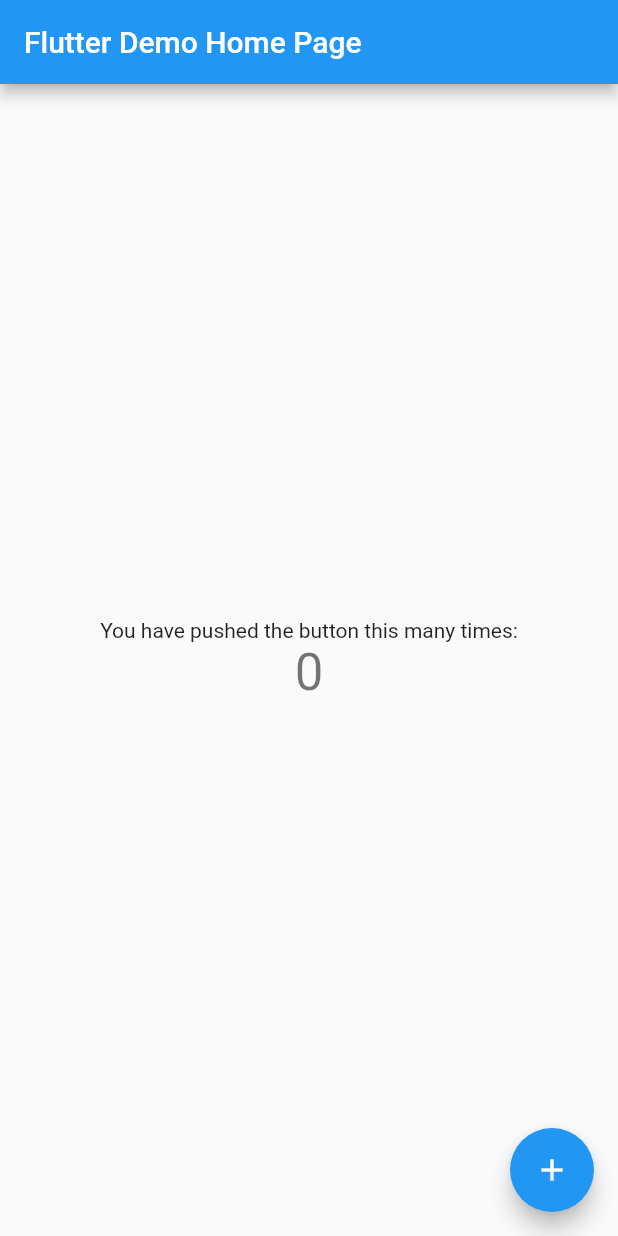
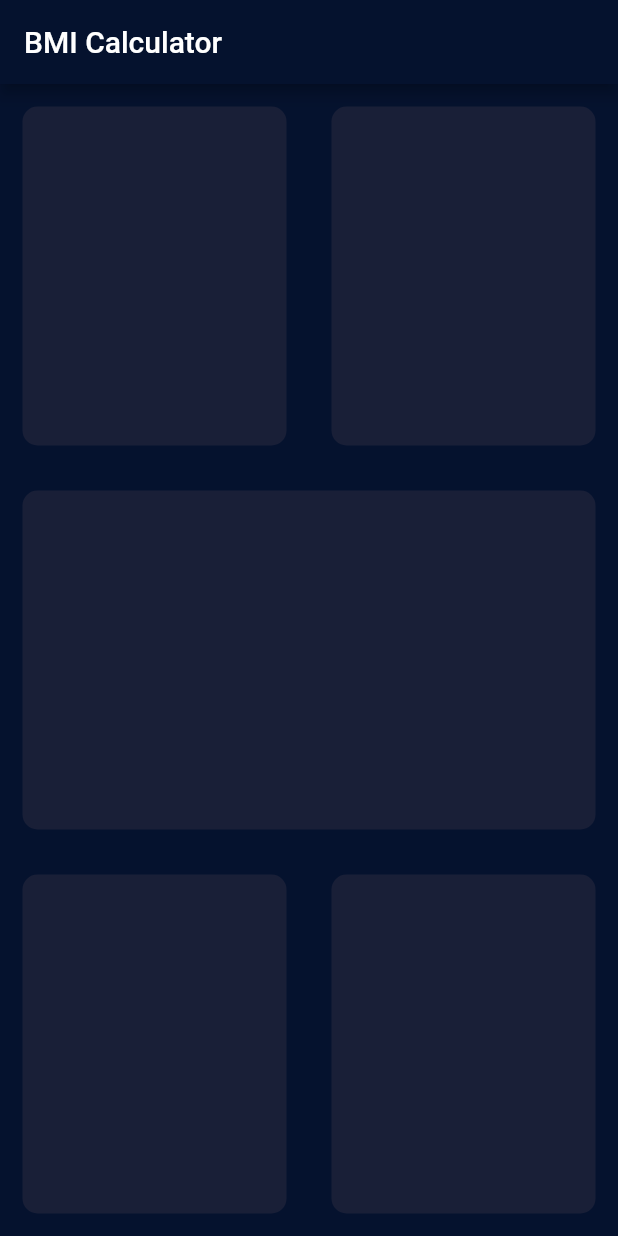
Before and after one commit to sudhanshrestha/bodymassindex_calculator, a Flutter app: the screen it shows after launch, on a phone screen of 412 x 824 dp. Run offline on Flutter 3.47's test engine with Material 2 defaults, Android fonts, the phone set to English and light mode, and no system bars.

Commit message:
layouts created

```diff
--- /dev/null
+++ b/lib/input_page.dart
@@ -0,0 +1,77 @@
+import 'package:flutter/material.dart';
+
+//First page of the app
+class InputPage extends StatefulWidget {
+  @override
+  _InputPageState createState() => _InputPageState();
+}
+
+class _InputPageState extends State<InputPage> {
+  @override
+  Widget build(BuildContext context) {
+    return Scaffold(
+        appBar: AppBar(
+          title: Text('BMI Calculator'),
+        ),
+        body: Column(
+          children: [
+            Expanded(
+              child: Row(
+                children: [
+                  Expanded(
+                    child: ReusableCard(
+                      colour: Color(0xff191f37),
+                    ),
+                  ),
+                  Expanded(
+                    child: ReusableCard(
+                      colour: Color(0xff191f37),
+                    ),
+                  ),
+                ],
+              ),
+            ),
+            Expanded(
+              child: ReusableCard(
+                colour: Color(0xff191f37),
+              ),
+            ),
+            Expanded(
+              child: Row(
+                children: [
+                  Expanded(
+                    child: ReusableCard(
+                      colour: Color(0xff191f37),
+                    ),
+                  ),
+                  Expanded(
+                    child: ReusableCard(
+                      colour: Color(0xff191f37),
+                    ),
+                  ),
+                ],
+              ),
+            ),
+          ],
+        ));
+  }
+}
+
+//Class for reusable card
+class ReusableCard extends StatelessWidget {
+  //Constructor created in order to change colour of the card.
+  ReusableCard({@required this.colour});
+
+  final Color colour;
+
+  @override
+  Widget build(BuildContext context) {
+    return Container(
+      margin: EdgeInsets.all(15.0),
+      decoration: BoxDecoration(
+        color: colour,
+        borderRadius: BorderRadius.circular(10.0),
+      ),
+    );
+  }
+}
--- a/lib/main.dart
+++ b/lib/main.dart
@@ -1,117 +1,17 @@
 import 'package:flutter/material.dart';
+import 'input_page.dart';
 
-void main() {
-  runApp(MyApp());
-}
+void main() => runApp(BMICalculator());
 
-class MyApp extends StatelessWidget {
-  // This widget is the root of your application.
+class BMICalculator extends StatelessWidget {
   @override
   Widget build(BuildContext context) {
     return MaterialApp(
-      title: 'Flutter Demo',
-      theme: ThemeData(
-        // This is the theme of your application.
-        //
-        // Try running your application with "flutter run". You'll see the
-        // application has a blue toolbar. Then, without quitting the app, try
-        // changing the primarySwatch below to Colors.green and then invoke
-        // "hot reload" (press "r" in the console where you ran "flutter run",
-        // or simply save your changes to "hot reload" in a Flutter IDE).
-        // Notice that the counter didn't reset back to zero; the application
-        // is not restarted.
-        primarySwatch: Colors.blue,
-        // This makes the visual density adapt to the platform that you run
-        // the app on. For desktop platforms, the controls will be smaller and
-        // closer together (more dense) than on mobile platforms.
-        visualDensity: VisualDensity.adaptivePlatformDensity,
+      theme: ThemeData.dark().copyWith(
+        primaryColor: Color(0xff05122e),
+        scaffoldBackgroundColor: Color(0xff05122e),
       ),
-      home: MyHomePage(title: 'Flutter Demo Home Page'),
+      home: InputPage(),
     );
   }
 }
-
-class MyHomePage extends StatefulWidget {
-  MyHomePage({Key key, this.title}) : super(key: key);
-
-  // This widget is the home page of your application. It is stateful, meaning
-  // that it has a State object (defined below) that contains fields that affect
-  // how it looks.
-
-  // This class is the configuration for the state. It holds the values (in this
-  // case the title) provided by the parent (in this case the App widget) and
-  // used by the build method of the State. Fields in a Widget subclass are
-  // always marked "final".
-
-  final String title;
-
-  @override
-  _MyHomePageState createState() => _MyHomePageState();
-}
-
-class _MyHomePageState extends State<MyHomePage> {
-  int _counter = 0;
-
-  void _incrementCounter() {
-    setState(() {
-      // This call to setState tells the Flutter framework that something has
-      // changed in this State, which causes it to rerun the build method below
-      // so that the display can reflect the updated values. If we changed
-      // _counter without calling setState(), then the build method would not be
-      // called again, and so nothing would appear to happen.
-      _counter++;
-    });
-  }
-
-  @override
-  Widget build(BuildContext context) {
-    // This method is rerun every time setState is called, for instance as done
-    // by the _incrementCounter method above.
-    //
-    // The Flutter framework has been optimized to make rerunning build methods
-    // fast, so that you can just rebuild anything that needs updating rather
-    // than having to individually change instances of widgets.
-    return Scaffold(
-      appBar: AppBar(
-        // Here we take the value from the MyHomePage object that was created by
-        // the App.build method, and use it to set our appbar title.
-        title: Text(widget.title),
-      ),
-      body: Center(
-        // Center is a layout widget. It takes a single child and positions it
-        // in the middle of the parent.
-        child: Column(
-          // Column is also a layout widget. It takes a list of children and
-          // arranges them vertically. By default, it sizes itself to fit its
-          // children horizontally, and tries to be as tall as its parent.
-          //
-          // Invoke "debug painting" (press "p" in the console, choose the
-          // "Toggle Debug Paint" action from the Flutter Inspector in Android
-          // Studio, or the "Toggle Debug Paint" command in Visual Studio Code)
-          // to see the wireframe for each widget.
-          //
-          // Column has various properties to control how it sizes itself and
-          // how it positions its children. Here we use mainAxisAlignment to
-          // center the children vertically; the main axis here is the vertical
-          // axis because Columns are vertical (the cross axis would be
-          // horizontal).
-          mainAxisAlignment: MainAxisAlignment.center,
-          children: <Widget>[
-            Text(
-              'You have pushed the button this many times:',
-            ),
-            Text(
-              '$_counter',
-              style: Theme.of(context).textTheme.headline4,
-            ),
-          ],
-        ),
-      ),
-      floatingActionButton: FloatingActionButton(
-        onPressed: _incrementCounter,
-        tooltip: 'Increment',
-        child: Icon(Icons.add),
-      ), // This trailing comma makes auto-formatting nicer for build methods.
-    );
-  }
-}
```
Also changed, not shown: 1 other file.
